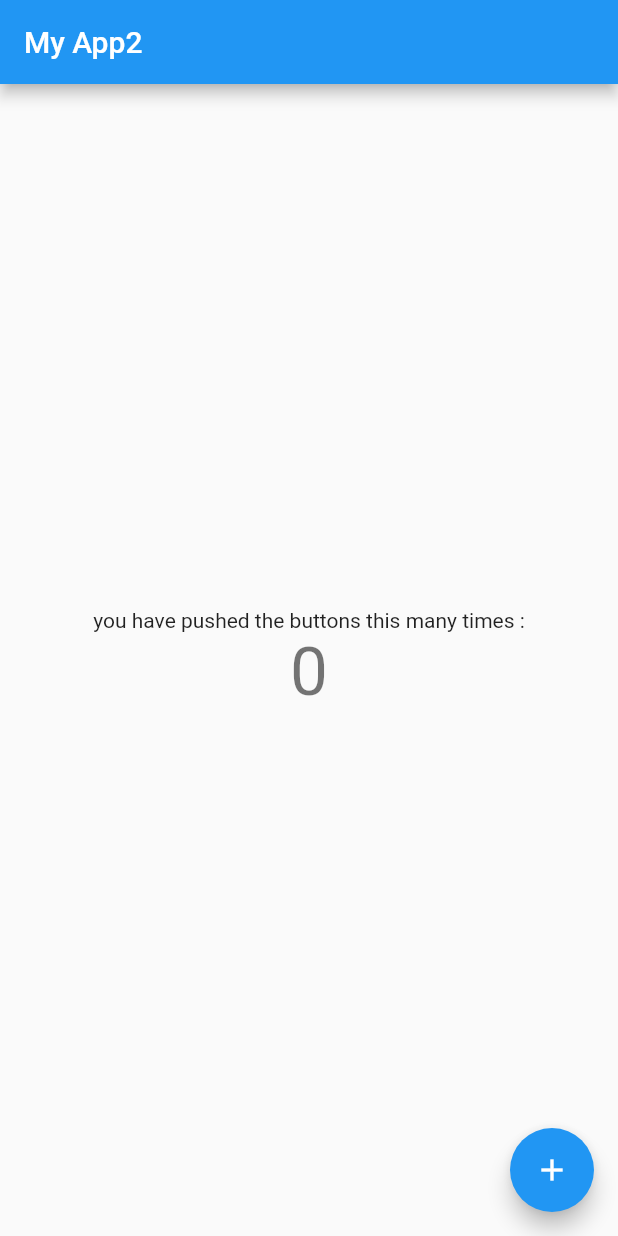
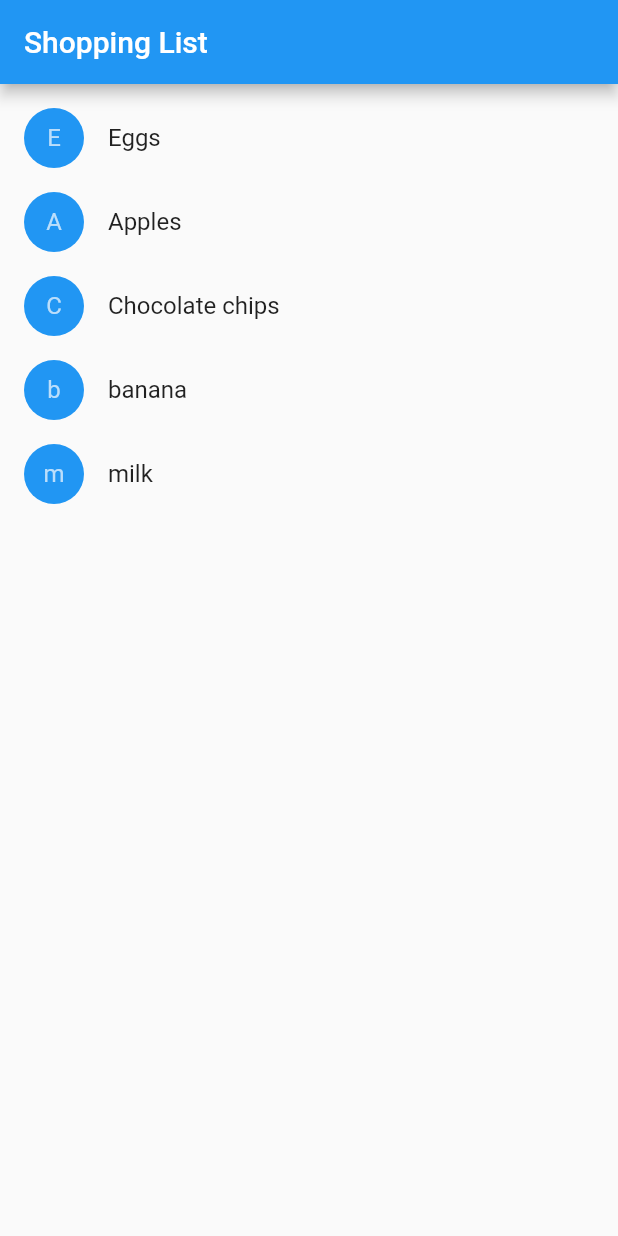
Before and after one commit to ZakaryaRoohi/flutterapp, a Flutter app: the screen it shows after launch, on a phone screen of 412 x 824 dp. Run offline on Flutter 3.47's test engine with Material 2 defaults, Android fonts, the phone set to English and light mode, and no system bars.

Commit message:
create a list view

```diff
--- a/lib/main.dart
+++ b/lib/main.dart
@@ -1,65 +1,159 @@
 import 'package:flutter/material.dart';
 
-void main()=> runApp(new MyApp());
+
+void main() =>runApp(new MyApp());
 
 
 class MyApp extends StatelessWidget{
   @override
   Widget build(BuildContext context) {
-   return new MaterialApp(
-     debugShowCheckedModeBanner: false,
-     title: 'My App',
-     home: new MyHomePage(
-       title: 'My App2'
-     ),
-   );
+    return MaterialApp(
+      title: "Shopping App",
+      home: ShoppingList(
+        products: <Product>[
+          Product(name: 'Eggs'),
+          Product(name: 'Apples'),
+          Product(name: 'Chocolate chips'),
+          Product(name: 'banana'),
+          Product(name: 'milk'),
+
+        ]
+      ),
+    );
+  }
+}
+
+class Product{
+  final String name;
+  Product({required this.name});
+}
+
+class ShoppingList extends StatefulWidget{
+
+  final List<Product> products;
+
+  ShoppingList({required this.products});
+
+  @override
+  State<StatefulWidget> createState()=> ShoppingListState();
+
+
+}
+
+class ShoppingListState extends State<ShoppingList>{
+
+  // Set<Product> shoppingCart = Set();
+  //
+  //
+  // // void handleCartChanged(Product product, bool inCart){
+  //   setState(() {
+  //     if(inCart){
+  //       shoppingCart.remove(product);
+  //     }else
+  //   });
+  // }
+
+  @override
+  Widget build(BuildContext context) {
+    return Scaffold(
+      appBar: new AppBar(
+        title: new Text('Shopping List'),
+      ),
+      body: new ListView(
+        padding: EdgeInsets.symmetric(vertical: 8.0),
+        children: widget.products.map((Product product) {
+          return ShoppingListItem(
+            product: product,
+          );
+        }).toList(),
+      ),
+    );
   }
 
 }
 
-class MyHomePage extends StatefulWidget{
+class ShoppingListItem extends StatelessWidget{
+  final Product product;
+  ShoppingListItem({required this.product});
+  @override
+  Widget build(BuildContext context) {
+    return ListTile(
+      onTap: (){
 
-  final String title;
-
-  MyHomePage({required this.title});
-
-  @override
-  State<StatefulWidget> createState() {
-   return new MyHomePageState();
+      },
+      leading: CircleAvatar(
+        backgroundColor:  Theme.of(context).primaryColor,
+        child: Text(product.name[0]),
+      ),
+      title: Text(product.name),
+    );
   }
 
+}
 
-}
-class MyHomePageState extends State<MyHomePage>{
-  int counter = 0;
 
-  @override
-  Widget build(BuildContext context) {
-    return new Scaffold(
-      appBar: new AppBar(
-        title: new Text(widget.title),
-      ),
-      body: new Center(
-        child: new Column(
-          mainAxisAlignment: MainAxisAlignment.center,
-          children: [
-            new Text("you have pushed the buttons this many times :"),
-            new Text("$counter",
-              style:  Theme.of(context).textTheme.display2,)
-          ],
-        ),
-      ),
-      floatingActionButton: new FloatingActionButton(
-          child: Icon(Icons.add),
-          onPressed: (){
-            setState(() {
-              ++counter;
-            });
-            print(counter);
-          }),
-    );
-  }
-}
+
+
+// void main()=> runApp(new MyApp());
+//
+//
+// class MyApp extends StatelessWidget{
+//   @override
+//   Widget build(BuildContext context) {
+//    return new MaterialApp(
+//      debugShowCheckedModeBanner: false,
+//      title: 'My App',
+//      home: new MyHomePage(
+//        title: 'My App2'
+//      ),
+//    );
+//   }
+//
+// }
+// class MyHomePage extends StatefulWidget{
+//   final String title;
+//
+//   MyHomePage({required this.title});
+//   @override
+//   State<StatefulWidget> createState() {
+//    return new MyHomePageState();
+//
+//   }
+//
+// }
+//
+// class MyHomePageState extends State<MyHomePage>{
+//
+//   int counter = 0;
+//
+//   @override
+//   Widget build(BuildContext context) {
+//   return new Scaffold(
+//     appBar: new AppBar(
+//       title: new Text(widget.title),
+//     ),
+//     body:  new Center(
+//       child: new Column(
+//         mainAxisAlignment: MainAxisAlignment.center,
+//         children: [
+//           new Text("you have pushed the buttons this many times :"),
+//       new Text("$counter",
+//               style:  Theme.of(context).textTheme.display2,)
+//         ],
+//       ),
+//     ),
+//     floatingActionButton: new FloatingActionButton(
+//         child: Icon(Icons.add),
+//         onPressed: (){
+//           setState(() {
+//             ++counter;
+//           });
+//           print(counter);
+//         }),
+//   );
+//   }
+//
+// }
 
 
 
```
